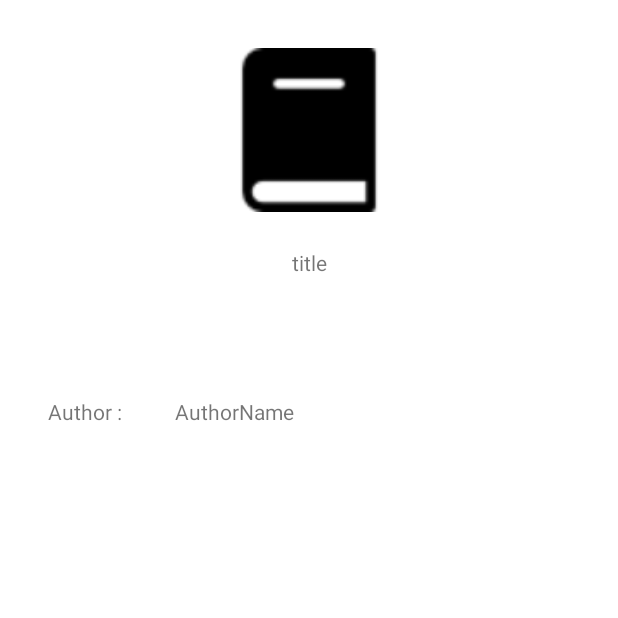
After one commit to DigitalMaestro89/BooksProjects, an Android app: the BookActivity screen opened directly, with no data from a screen before it, on a phone screen of 412 x 824 dp, the top half of it. The commit adds this screen. Run offline under Robolectric (Android 15) with nearby library versions, the phone set to English and light mode, and no system bars.

Commit message:
[test4] : new activity

```diff
--- a/app/src/main/AndroidManifest.xml
+++ b/app/src/main/AndroidManifest.xml
@@ -15,6 +15,9 @@
         android:theme="@style/Theme.BooksProjects"
         tools:targetApi="31">
         <activity
+            android:name=".activity.BookActivity"
+            android:exported="false" />
+        <activity
             android:name=".activity.BookListActivity"
             android:exported="false" />
         <activity
--- /dev/null
+++ b/app/src/main/java/es/usj/booksprojects/activity/BookActivity.java
@@ -0,0 +1,44 @@
+package es.usj.booksprojects.activity;
+
+import androidx.appcompat.app.AppCompatActivity;
+
+import android.content.Intent;
+import android.os.Bundle;
+import android.util.Log;
+import android.widget.ImageView;
+import android.widget.TextView;
+
+
+import es.usj.booksprojects.R;
+import es.usj.booksprojects.data.BookData;
+import es.usj.booksprojects.data.ImageData;
+import es.usj.booksprojects.model.Book;
+
+public class BookActivity extends AppCompatActivity {
+
+
+    @Override
+    protected void onCreate(Bundle savedInstanceState) {
+        super.onCreate(savedInstanceState);
+        setContentView(R.layout.activity_book);
+
+        Intent intent = getIntent();
+        if (intent != null) {
+            String keyBook = intent.getStringExtra("BOOK_KEY");
+            if (keyBook != null) {
+                Book book = BookData.getInstance().getBookByKey(keyBook);
+                Log.e("Book Tag", book.toString());
+
+
+                ImageView imageView = findViewById(R.id.ivBook);
+                imageView.setImageBitmap(ImageData.getInstance().getImage(book.getPrincipalIsbn()));
+
+                TextView tvTitleBook = findViewById(R.id.tvTitleBook);
+                tvTitleBook.setText(book.getTitle());
+                TextView tvAuthorName = findViewById(R.id.tvAuthorNameBook);
+                tvAuthorName.setText(book.getAuthorName());
+
+            }
+        }
+    }
+}
--- /dev/null
+++ b/app/src/main/res/layout/activity_book.xml
@@ -0,0 +1,49 @@
+<?xml version="1.0" encoding="utf-8"?>
+<androidx.constraintlayout.widget.ConstraintLayout xmlns:android="http://schemas.android.com/apk/res/android"
+    xmlns:app="http://schemas.android.com/apk/res-auto"
+    xmlns:tools="http://schemas.android.com/tools"
+    android:layout_width="match_parent"
+    android:layout_height="match_parent"
+    tools:context=".activity.BookActivity">
+
+    <ImageView
+        android:id="@+id/ivBook"
+        android:layout_width="152dp"
+        android:layout_height="109dp"
+        android:layout_marginTop="32dp"
+        app:layout_constraintEnd_toEndOf="parent"
+        app:layout_constraintStart_toStartOf="parent"
+        app:layout_constraintTop_toTopOf="parent"
+        app:srcCompat="@drawable/book" />
+
+    <TextView
+        android:id="@+id/tvTitleBook"
+        android:layout_width="wrap_content"
+        android:layout_height="wrap_content"
+        android:layout_marginTop="24dp"
+        android:text="title"
+        app:layout_constraintEnd_toEndOf="parent"
+        app:layout_constraintStart_toStartOf="parent"
+        app:layout_constraintTop_toBottomOf="@+id/ivBook" />
+
+    <TextView
+        android:id="@+id/tvAuthorMetaDAta"
+        android:layout_width="wrap_content"
+        android:layout_height="wrap_content"
+        android:layout_marginStart="32dp"
+        android:layout_marginTop="80dp"
+        android:text="Author : "
+        app:layout_constraintStart_toStartOf="parent"
+        app:layout_constraintTop_toBottomOf="@+id/tvTitleBook" />
+
+    <TextView
+        android:id="@+id/tvAuthorNameBook"
+        android:layout_width="wrap_content"
+        android:layout_height="wrap_content"
+        android:layout_marginStart="32dp"
+        android:text="AuthorName"
+        app:layout_constraintBottom_toBottomOf="@+id/tvAuthorMetaDAta"
+        app:layout_constraintStart_toEndOf="@+id/tvAuthorMetaDAta"
+        app:layout_constraintTop_toTopOf="@+id/tvAuthorMetaDAta" />
+
+</androidx.constraintlayout.widget.ConstraintLayout>
```
Also changed, not shown: app/src/main/java/es/usj/booksprojects/adapters/BookListAdapter.java (+19 -0 lines), app/src/main/java/es/usj/booksprojects/data/BookData.java (+9 -0 lines), app/src/main/java/es/usj/booksprojects/mapper/BookMapper.java (+10 -1 lines), app/src/main/java/es/usj/booksprojects/mocks/BookMockData.java (deleted, +0 -115 lines), app/src/main/java/es/usj/booksprojects/model/Book.java (+38 -13 lines), app/src/main/java/es/usj/booksprojects/serverOperations/valueApi/BookValueApi.java (+45 -49 lines).
